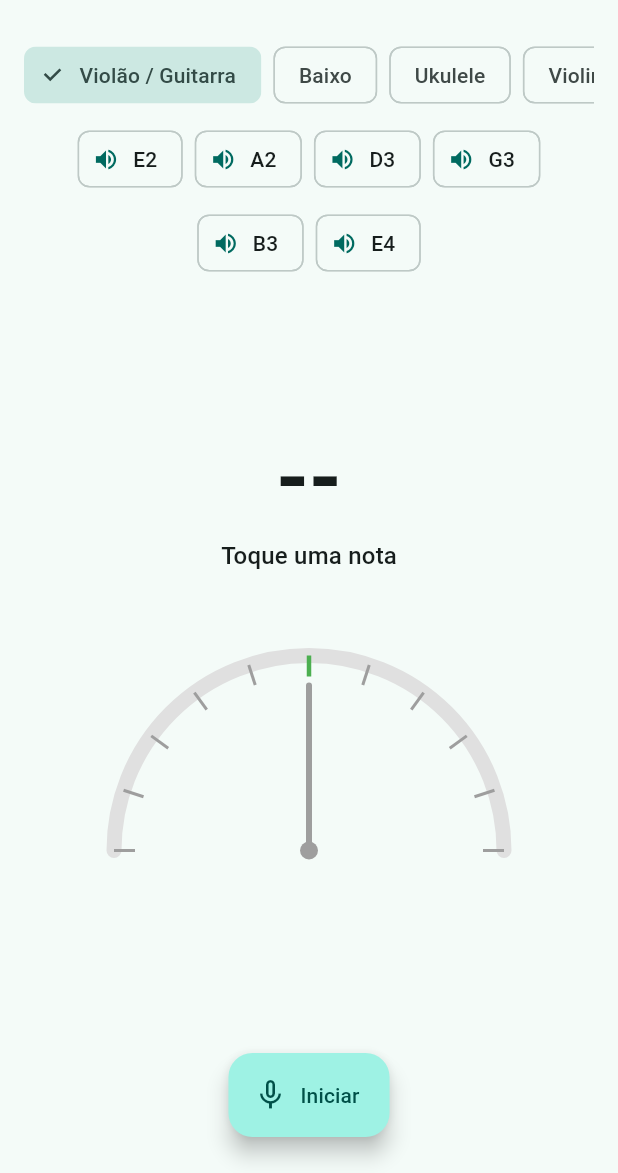
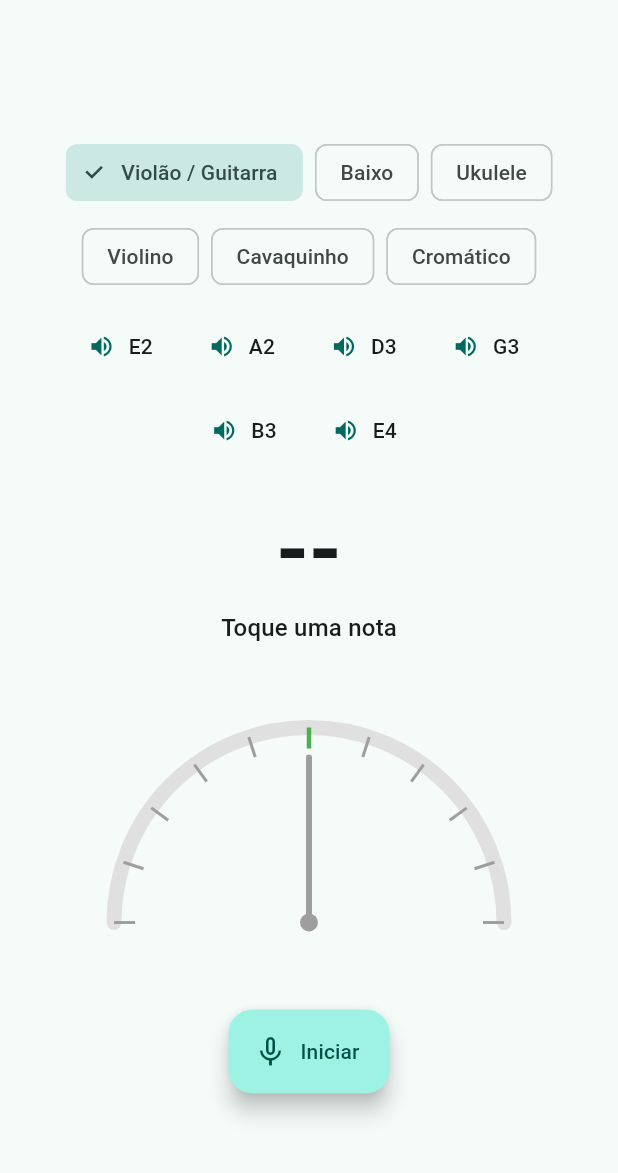
Before and after one commit to Alfser/afinador-instrumental, a Flutter app: the screen it shows after launch, on a phone screen of 412 x 824 dp, the part 63-1236 px from its top. Run offline on Flutter 3.47's test engine with Material 3 defaults, Android fonts, the phone set to English and light mode, and no system bars; our stand-ins replace audioplayers, get_it; missing offline and left inert: record.

Commit message:
Corrige centralização do layout e evita "pulo" visual da corda ativa
O conteúdo estava sendo centralizado apenas dentro de si mesmo, não na
largura total da janela em telas largas de desktop. Envolve o conteúdo em
Center + ConstrainedBox(maxWidth: 480), o que também evita o app esticar
de ponta a ponta em janelas muito largas. Torna os botões de instrumento
um Wrap centralizado (igual às cordas) em vez de lista horizontal rolável.

O botão da corda ativa também mudava de tamanho ao ganhar borda (side:
null -> BorderSide), empurrando os outros botões. Agora a borda tem
espessura fixa (2px, transparente quando inativa), então só a cor muda.

Co-Authored-By: Claude Sonnet 5 <noreply@anthropic.com>
Claude-Session: https://claude.ai/code/session_01DGzYhkA4u2v7zqtxFHAG22

```diff
--- a/lib/presentation/views/tuner_view.dart
+++ b/lib/presentation/views/tuner_view.dart
@@ -19,15 +19,26 @@ class TunerView extends StatelessWidget {
     final reading = viewModel.reading;
     final target = viewModel.target;
     final cents = target?.cents ?? 0.0;
-    final noteLabel =
-        reading == null ? '--' : (target?.label ?? reading.note.label);
+    final noteLabel = reading == null
+        ? '--'
+        : (target?.label ?? reading.note.label);
 
     return Scaffold(
       appBar: AppBar(title: const Text('Afinador')),
       body: SafeArea(
-        child: Padding(
+        child: LayoutBuilder(
+          builder: (context, constraints) {
+            return SingleChildScrollView(
               padding: const EdgeInsets.all(16),
+              child: ConstrainedBox(
+                constraints: BoxConstraints(minHeight: constraints.maxHeight),
+                child: Center(
+                  child: ConstrainedBox(
+                    constraints: const BoxConstraints(maxWidth: 480),
                     child: Column(
+                      mainAxisAlignment: MainAxisAlignment.spaceBetween,
+                      children: [
+                        Column(
                           children: [
                             InstrumentSelector(
                               instruments: viewModel.instruments,
@@ -41,12 +52,14 @@ class TunerView extends StatelessWidget {
                                 highlightedLabel: target?.label,
                                 onPlay: viewModel.playString,
                               ),
-              const Spacer(),
+                          ],
+                        ),
+                        Column(
+                          children: [
+                            const SizedBox(height: 24),
                             Text(
                               noteLabel,
-                style: Theme.of(context)
-                    .textTheme
-                    .displayLarge
+                              style: Theme.of(context).textTheme.displayLarge
                                   ?.copyWith(fontWeight: FontWeight.bold),
                             ),
                             const SizedBox(height: 8),
@@ -65,10 +78,16 @@ class TunerView extends StatelessWidget {
                                 fontSize: 18,
                                 color: reading == null
                                     ? Colors.grey
-                      : (cents.abs() <= 5 ? Colors.green : Colors.orange),
+                                    : (cents.abs() <= 5
+                                          ? Colors.green
+                                          : Colors.orange),
                               ),
                             ),
-              const Spacer(),
+                          ],
+                        ),
+                        Column(
+                          children: [
+                            const SizedBox(height: 24),
                             if (viewModel.errorMessage != null)
                               Padding(
                                 padding: const EdgeInsets.only(bottom: 12),
@@ -79,12 +98,25 @@ class TunerView extends StatelessWidget {
                               ),
                             FloatingActionButton.extended(
                               onPressed: viewModel.toggleListening,
-                icon: Icon(viewModel.isListening ? Icons.mic : Icons.mic_none),
-                label: Text(viewModel.isListening ? 'Parar' : 'Iniciar'),
+                              icon: Icon(
+                                viewModel.isListening
+                                    ? Icons.mic
+                                    : Icons.mic_none,
+                              ),
+                              label: Text(
+                                viewModel.isListening ? 'Parar' : 'Iniciar',
+                              ),
                             ),
                             const SizedBox(height: 8),
                           ],
                         ),
+                      ],
+                    ),
+                  ),
+                ),
+              ),
+            );
+          },
         ),
       ),
     );
--- a/lib/presentation/widgets/instrument_selector.dart
+++ b/lib/presentation/widgets/instrument_selector.dart
@@ -16,22 +16,18 @@ class InstrumentSelector extends StatelessWidget {
 
   @override
   Widget build(BuildContext context) {
-    return SizedBox(
-      height: 40,
-      child: ListView.separated(
-        scrollDirection: Axis.horizontal,
-        itemCount: instruments.length,
-        separatorBuilder: (context, index) => const SizedBox(width: 8),
-        itemBuilder: (context, index) {
-          final instrument = instruments[index];
+    return Wrap(
+      spacing: 8,
+      runSpacing: 8,
+      alignment: WrapAlignment.center,
+      children: instruments.map((instrument) {
         final isSelected = instrument.name == selected.name;
         return ChoiceChip(
           label: Text(instrument.name),
           selected: isSelected,
           onSelected: (_) => onChanged(instrument),
         );
-        },
-      ),
+      }).toList(),
     );
   }
 }
--- a/lib/presentation/widgets/string_row.dart
+++ b/lib/presentation/widgets/string_row.dart
@@ -29,9 +29,14 @@ class StringRow extends StatelessWidget {
           label: Text(s.label),
           onPressed: () => onPlay(s),
           backgroundColor: isActive ? Colors.green.shade100 : null,
-          side: isActive
-              ? const BorderSide(color: Colors.green, width: 2)
-              : null,
+          // Always reserve the same border width so only the color changes
+          // when a string becomes active — an invisible (width-2) border
+          // when inactive keeps every chip's size identical, avoiding a
+          // layout shift/reflow as the highlighted string changes.
+          side: BorderSide(
+            color: isActive ? Colors.green : Colors.transparent,
+            width: 2,
+          ),
         );
       }).toList(),
     );
```
Lines whose indentation alone changed are shown as unchanged.
